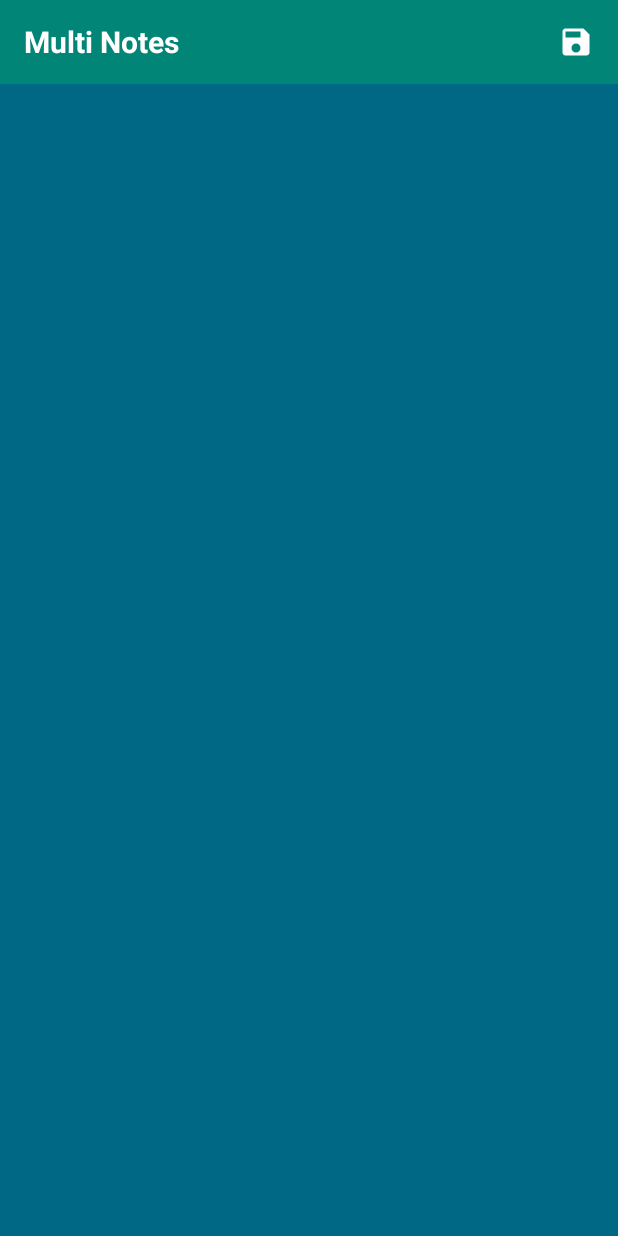
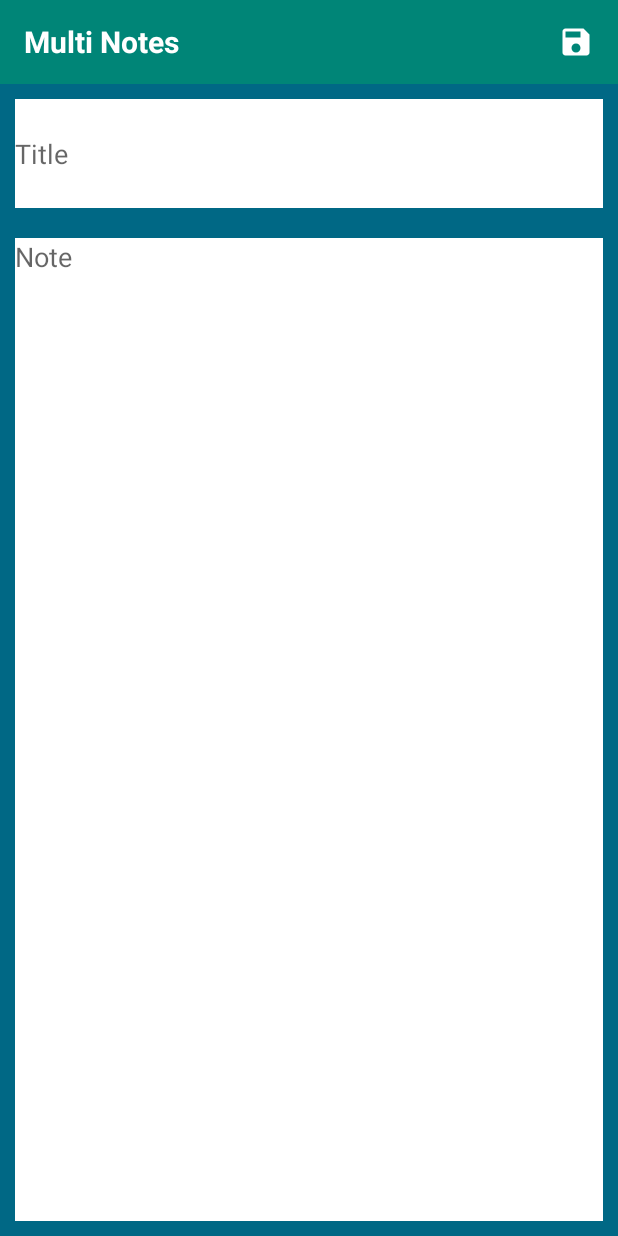
Before and after one commit to neeleshatale/MuliNotePad, an Android app: the EditActivity screen opened directly, with no data from a screen before it, on a phone screen of 412 x 824 dp. Run offline under Robolectric (Android 15) with nearby library versions, the phone set to English and light mode, and no system bars.

Commit message:
screen added for adding new note

```diff
--- a/app/src/main/java/multinotepad/iit/com/mulinotepad/activities/EditActivity.java
+++ b/app/src/main/java/multinotepad/iit/com/mulinotepad/activities/EditActivity.java
@@ -4,27 +4,44 @@ import android.os.Bundle;
 import android.support.v7.app.AppCompatActivity;
 import android.support.v7.widget.Toolbar;
 import android.view.View;
+import android.widget.EditText;
 import android.widget.ImageButton;
 import android.widget.TextView;
+import android.widget.Toast;
 
 import multinotepad.iit.com.mulinotepad.R;
 
-public class EditActivity extends AppCompatActivity {
+public class EditActivity extends AppCompatActivity implements View.OnClickListener {
 
     private Toolbar toolBar;
     private TextView toolBarTitle;
     private ImageButton imgSave;
+    private EditText etNote;
+    private EditText etTitle;
 
     @Override
     protected void onCreate(Bundle savedInstanceState) {
         super.onCreate(savedInstanceState);
         setContentView(R.layout.activity_edit);
+
         toolBar = findViewById(R.id.toolbar);
         toolBarTitle = findViewById(R.id.toolbar_title);
         imgSave = findViewById(R.id.img_save);
+        etTitle = findViewById(R.id.etTitle);
+        etNote = findViewById(R.id.etNote);
+
         toolBarTitle.setText("Multi Notes");
+
+        imgSave.setOnClickListener(this);
 
         imgSave.setVisibility(View.VISIBLE);
         setSupportActionBar(toolBar);
     }
+
+    @Override
+    public void onClick(View v) {
+        if (v.getId() == R.id.img_save) {
+            Toast.makeText(EditActivity.this, "Coming Soon..", Toast.LENGTH_LONG).show();
+        }
+    }
 }
--- a/app/src/main/java/multinotepad/iit/com/mulinotepad/activities/MainActivity.java
+++ b/app/src/main/java/multinotepad/iit/com/mulinotepad/activities/MainActivity.java
@@ -79,7 +79,6 @@ public class MainActivity extends AppCompatActivity implements View.OnClickListe
     public void onClick(View v) {
         switch (v.getId()) {
             case R.id.img_about:
-
                 Toast.makeText(MainActivity.this, "Coming Soon..", Toast.LENGTH_LONG).show();
                 break;
             case R.id.img_add:
--- a/app/src/main/res/layout/activity_edit.xml
+++ b/app/src/main/res/layout/activity_edit.xml
@@ -4,6 +4,7 @@
     android:layout_width="match_parent"
     android:layout_height="match_parent"
     android:background="@color/background"
+    android:orientation="vertical"
     tools:context=".activities.EditActivity">
 
     <include
@@ -11,4 +12,26 @@
         android:layout_width="match_parent"
         android:layout_height="wrap_content" />
 
+    <EditText
+        android:id="@+id/etTitle"
+        android:layout_width="match_parent"
+        android:layout_height="0dp"
+        android:layout_margin="10dp"
+        android:layout_weight="1"
+        android:background="@color/white"
+        android:hint="Title"
+        android:textCursorDrawable="@null" />
+
+    <EditText
+        android:id="@+id/etNote"
+        android:layout_width="match_parent"
+        android:layout_height="0dp"
+        android:layout_gravity="top"
+        android:layout_margin="10dp"
+        android:layout_weight="9"
+        android:background="@color/white"
+        android:gravity="top"
+        android:hint="Note"
+        android:textCursorDrawable="@null" />
+
 </LinearLayout>
```
